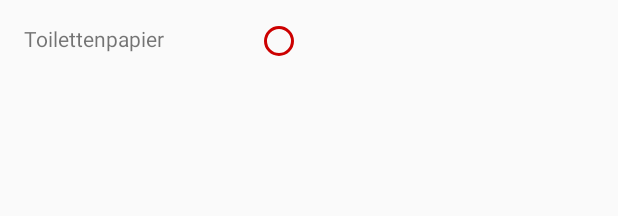
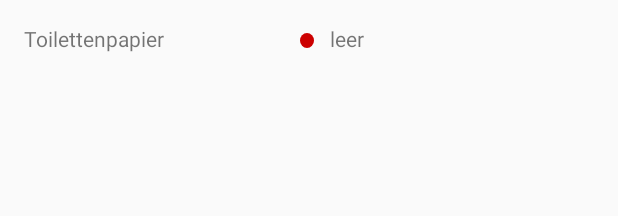
Before and after one commit to WVV-Crowd-Sourced-Stock-Tracking/Android-App, an Android app: the layout product_layout_view.xml on its own in the app's theme, with its tools: preview values and no code run, on a phone screen of 412 x 824 dp. Shown: the top 216 px of the screen. Run offline under Robolectric (Android 15) with nearby library versions, the phone set to English and light mode, and no system bars.

Commit message:
change non clickable radio buttons to color indicator

```diff
--- a/app/src/main/res/layout/product_layout_view.xml
+++ b/app/src/main/res/layout/product_layout_view.xml
@@ -1,7 +1,7 @@
 <?xml version="1.0" encoding="utf-8"?>
 <androidx.constraintlayout.widget.ConstraintLayout xmlns:android="http://schemas.android.com/apk/res/android"
     xmlns:app="http://schemas.android.com/apk/res-auto"
-    xmlns:tools="http://schemas.android.com/tools"
+    android:paddingBottom="16dp"
     android:layout_width="match_parent"
     android:layout_height="match_parent">
 
@@ -12,19 +12,29 @@
         android:layout_marginStart="16dp"
         android:layout_marginTop="16dp"
         android:text="@string/toilet_paper"
+        android:textSize="14sp"
         app:layout_constraintStart_toStartOf="parent"
         app:layout_constraintTop_toTopOf="parent" />
 
-    <RadioButton
-        android:id="@+id/radio_button_status"
-        android:layout_width="match_parent"
+    <TextView
+        android:id="@+id/color_indicator_product"
+        android:layout_width="wrap_content"
         android:layout_height="wrap_content"
-        android:layout_marginStart="170dp"
-        android:layout_marginTop="11dp"
-        android:buttonTint="@color/holoRedDark"
-        android:clickable="false"
+        android:layout_marginStart="200dp"
+        android:layout_marginTop="22dp"
+        android:background="@drawable/background_circle"
+        android:backgroundTint="@color/holoRedDark"
         app:layout_constraintStart_toStartOf="parent"
         app:layout_constraintTop_toTopOf="parent" />
 
+    <TextView
+        android:id="@+id/text_view_product_text_indicator"
+        android:layout_width="wrap_content"
+        android:layout_height="wrap_content"
+        android:layout_marginStart="220dp"
+        android:layout_marginTop="16dp"
+        android:text="@string/empty"
+        app:layout_constraintStart_toStartOf="parent"
+        app:layout_constraintTop_toTopOf="parent" />
 
 </androidx.constraintlayout.widget.ConstraintLayout>
--- a/app/src/main/res/values/strings.xml
+++ b/app/src/main/res/values/strings.xml
@@ -28,7 +28,7 @@
     <string name="button_continue">Weiter</string>
     <string name="get_started">Beginnen</string>
     <string name="icon_description">Kleins Bild, zur Veranschaulichung des Textes</string>
-    <string name="no_stock_available">Keine Informationen verfügbar</string>
+    <string name="no_stock_available">Keine Daten</string>
     <string name="transmit_successful">Die Daten wurden erfolgreich gesendet</string>
     <string name="transmit_failed">Es ist ein Fehler aufgetreten</string>
     <string name="empty">leer</string>
```
Also changed, not shown: app/src/main/java/de/nivram710/crowd_stock_supermarket/ui/markets/RVPAdapter.java (+33 -20 lines), 1 other file.
